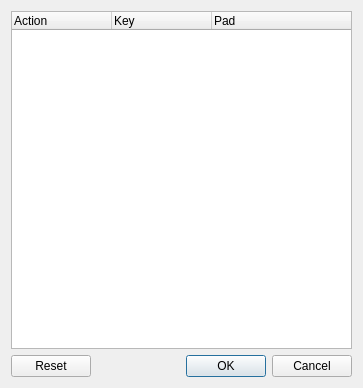
First picture: the form in src/citra_qt/key_bindings.ui, repository inspuration/citra, before the edit.
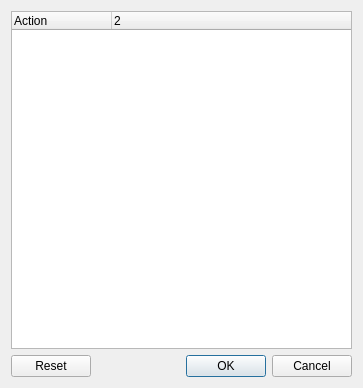
Second picture: the form after the edit.

The edit to the form file:
```diff
--- a/src/citra_qt/key_bindings.ui
+++ b/src/citra_qt/key_bindings.ui
@@ -22,6 +22,9 @@
      <property name="headerHidden">
       <bool>false</bool>
      </property>
+     <property name="columnCount">
+      <number>2</number>
+     </property>
      <column>
       <property name="text">
        <string>Action</string>
@@ -29,12 +32,7 @@
      </column>
      <column>
       <property name="text">
-       <string>Key</string>
-      </property>
-     </column>
-     <column>
-      <property name="text">
-       <string>Pad</string>
+       <string notr="true">2</string>
       </property>
      </column>
     </widget>
```
Left out of the diff: 3 changed lines with no effect on the pictures.
